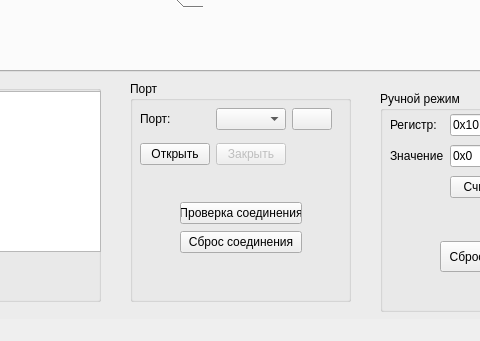
First picture: the form in EQ_gui/mw.ui, repository lolizz00/Equalizer, before the edit; both pictures show x 300 to 780 and y 469 to 810 of the 1000 by 810 pixel window.
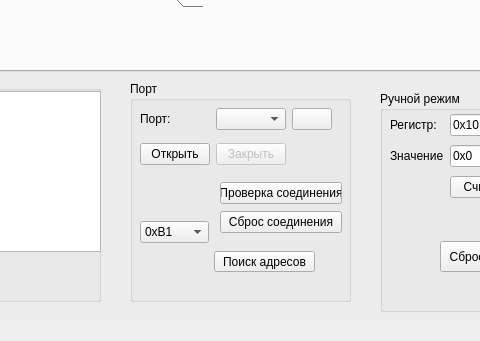
Second picture: the form after the edit. The open tabs and pages were chosen to show the change. Icons and pictures are not drawn.

The edit to the form file:
```diff
--- a/EQ_gui/mw.ui
+++ b/EQ_gui/mw.ui
@@ -1920,8 +1920,8 @@
         <widget class="QWidget" name="layoutWidget">
          <property name="geometry">
           <rect>
-           <x>50</x>
-           <y>120</y>
+           <x>90</x>
+           <y>100</y>
            <width>122</width>
            <height>54</height>
           </rect>
@@ -1943,6 +1943,39 @@
           </item>
          </layout>
         </widget>
+        <widget class="QComboBox" name="addrComboBox">
+         <property name="geometry">
+          <rect>
+           <x>10</x>
+           <y>140</y>
+           <width>69</width>
+           <height>22</height>
+          </rect>
+         </property>
+         <item>
+          <property name="text">
+           <string>0xB1</string>
+          </property>
+         </item>
+         <item>
+          <property name="text">
+           <string>0xB8</string>
+          </property>
+         </item>
+        </widget>
+        <widget class="QPushButton" name="findPushButton">
+         <property name="geometry">
+          <rect>
+           <x>84</x>
+           <y>170</y>
+           <width>101</width>
+           <height>21</height>
+          </rect>
+         </property>
+         <property name="text">
+          <string>Поиск адресов</string>
+         </property>
+        </widget>
        </widget>
        <widget class="QGroupBox" name="groupBox_3">
         <property name="geometry">
```
Left out of the diff: 4 changed lines with no effect on the pictures.
